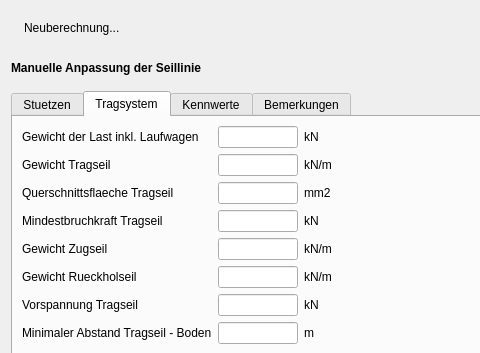
First picture: the form in gui/adjustmentDialog.ui, repository piMoll/SEILAPLAN, before the edit; both pictures show x 0 to 480 and y 0 to 353 of the 591 by 459 pixel window.
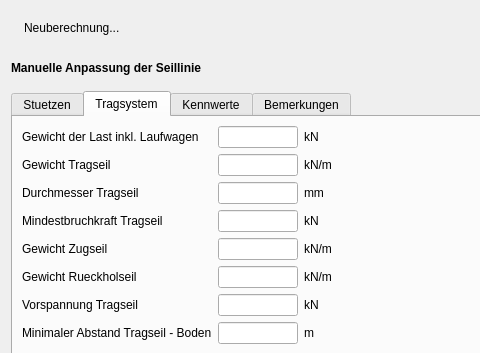
Second picture: the form after the edit. The open tabs and pages were chosen to show the change. Icons and pictures are not drawn.

```diff
--- a/gui/adjustmentDialog.ui
+++ b/gui/adjustmentDialog.ui
@@ -419,7 +419,7 @@
            <item row="2" column="2">
             <widget class="QLabel" name="label_11">
              <property name="text">
-              <string>mm2</string>
+              <string>mm</string>
              </property>
             </widget>
            </item>
@@ -440,7 +440,7 @@
            <item row="2" column="0">
             <widget class="QLabel" name="label_6">
              <property name="text">
-              <string>Querschnittsflaeche Tragseil</string>
+              <string>Durchmesser Tragseil</string>
              </property>
             </widget>
            </item>
```
Left out of the diff: 18 changed lines with no effect on the pictures.
